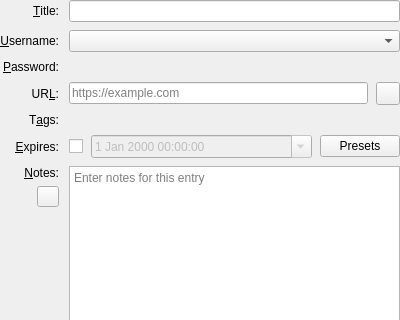
mtigzoe/keepassxc, file src/gui/entry/EditEntryWidgetMain.ui: the form before one commit; both pictures show x 0 to 400 and y 0 to 320 of the 400 by 523 pixel window.
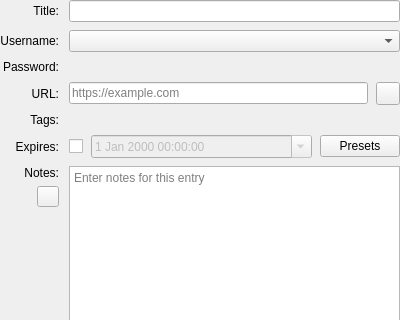
The form after the commit. Custom widgets are drawn as their Qt base class.

Commit message:
fix: remove bare & from label texts so uic accepts EditEntryWidgetMain.ui
Upload path was decoding & to bare & which breaks Qt uic.
Labels keep plain text without mnemonics for a clean build.

```diff
--- a/src/gui/entry/EditEntryWidgetMain.ui
+++ b/src/gui/entry/EditEntryWidgetMain.ui
@@ -66,7 +66,7 @@
     <item row="1" column="0">
      <widget class="QLabel" name="usernameLabel">
       <property name="text">
-       <string>&#38;Username:</string>
+       <string>Username:</string>
       </property>
       <property name="alignment">
        <set>Qt::AlignRight|Qt::AlignTrailing|Qt::AlignVCenter</set>
@@ -118,7 +118,7 @@
     <item row="0" column="0">
      <widget class="QLabel" name="titleLabel">
       <property name="text">
-       <string>&#38;Title:</string>
+       <string>Title:</string>
       </property>
       <property name="alignment">
        <set>Qt::AlignRight|Qt::AlignTrailing|Qt::AlignVCenter</set>
@@ -131,7 +131,7 @@
     <item row="2" column="0">
      <widget class="QLabel" name="passwordLabel">
       <property name="text">
-       <string>&#38;Password:</string>
+       <string>Password:</string>
       </property>
       <property name="alignment">
        <set>Qt::AlignRight|Qt::AlignTrailing|Qt::AlignVCenter</set>
@@ -216,7 +216,7 @@
     <item row="3" column="0">
      <widget class="QLabel" name="urlLabel">
       <property name="text">
-       <string>UR&#38;L:</string>
+       <string>URL:</string>
       </property>
       <property name="alignment">
        <set>Qt::AlignRight|Qt::AlignTrailing|Qt::AlignVCenter</set>
@@ -258,7 +258,7 @@
       <item>
        <widget class="QLabel" name="notesLabel">
         <property name="text">
-         <string>&#38;Notes:</string>
+         <string>Notes:</string>
         </property>
         <property name="alignment">
          <set>Qt::AlignRight|Qt::AlignTrailing|Qt::AlignVCenter</set>
@@ -325,7 +325,7 @@
     <item row="5" column="0">
      <widget class="QLabel" name="tagsLabel">
       <property name="text">
-       <string>T&#38;ags:</string>
+       <string>Tags:</string>
       </property>
       <property name="alignment">
        <set>Qt::AlignRight|Qt::AlignTrailing|Qt::AlignVCenter</set>
@@ -338,7 +338,7 @@
     <item row="7" column="0">
      <widget class="QLabel" name="expireLabel">
       <property name="text">
-       <string>&#38;Expires:</string>
+       <string>Expires:</string>
       </property>
       <property name="alignment">
        <set>Qt::AlignRight|Qt::AlignTrailing|Qt::AlignVCenter</set>
```
